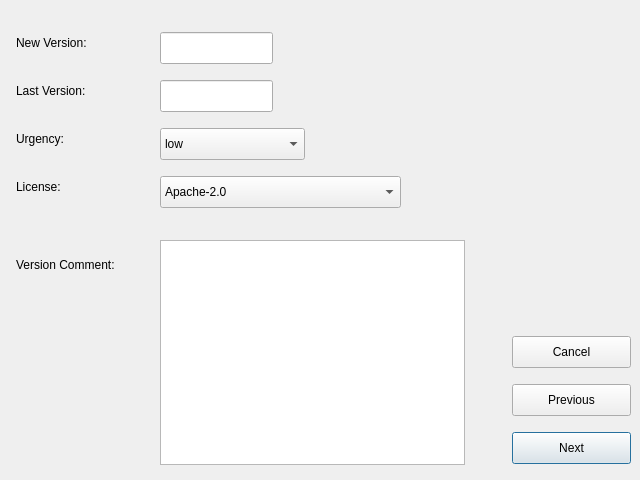
The window that uis/pkginfo2.ui (amirgeva/sackage) describes before a commit, drawn with Qt 5.
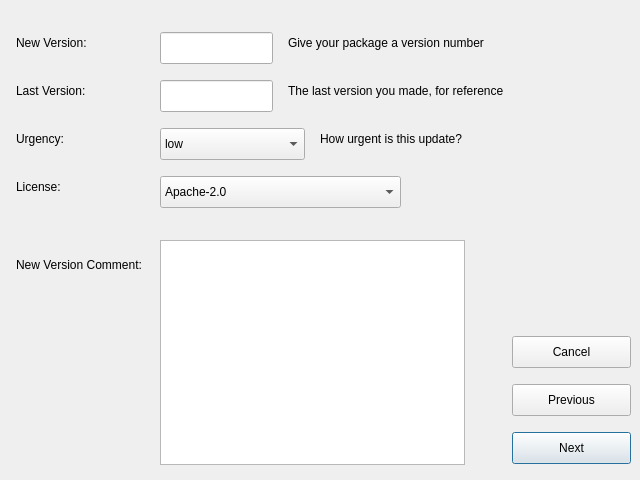
The same window after the commit.

Commit message: Completed version info dialog

```diff
--- a/uis/pkginfo2.ui
+++ b/uis/pkginfo2.ui
@@ -193,7 +193,7 @@
     </rect>
    </property>
    <property name="text">
-    <string>Version Comment:</string>
+    <string>New Version Comment:</string>
    </property>
    <property name="wordWrap">
     <bool>true</bool>
@@ -254,6 +254,45 @@
     <string>Next</string>
    </property>
   </widget>
+  <widget class="QLabel" name="label_6">
+   <property name="geometry">
+    <rect>
+     <x>288</x>
+     <y>32</y>
+     <width>321</width>
+     <height>22</height>
+    </rect>
+   </property>
+   <property name="text">
+    <string>Give your package a version number</string>
+   </property>
+  </widget>
+  <widget class="QLabel" name="label_7">
+   <property name="geometry">
+    <rect>
+     <x>288</x>
+     <y>80</y>
+     <width>353</width>
+     <height>22</height>
+    </rect>
+   </property>
+   <property name="text">
+    <string>The last version you made, for reference</string>
+   </property>
+  </widget>
+  <widget class="QLabel" name="label_8">
+   <property name="geometry">
+    <rect>
+     <x>320</x>
+     <y>128</y>
+     <width>321</width>
+     <height>22</height>
+    </rect>
+   </property>
+   <property name="text">
+    <string>How urgent is this update?</string>
+   </property>
+  </widget>
  </widget>
  <resources/>
  <connections/>
```
